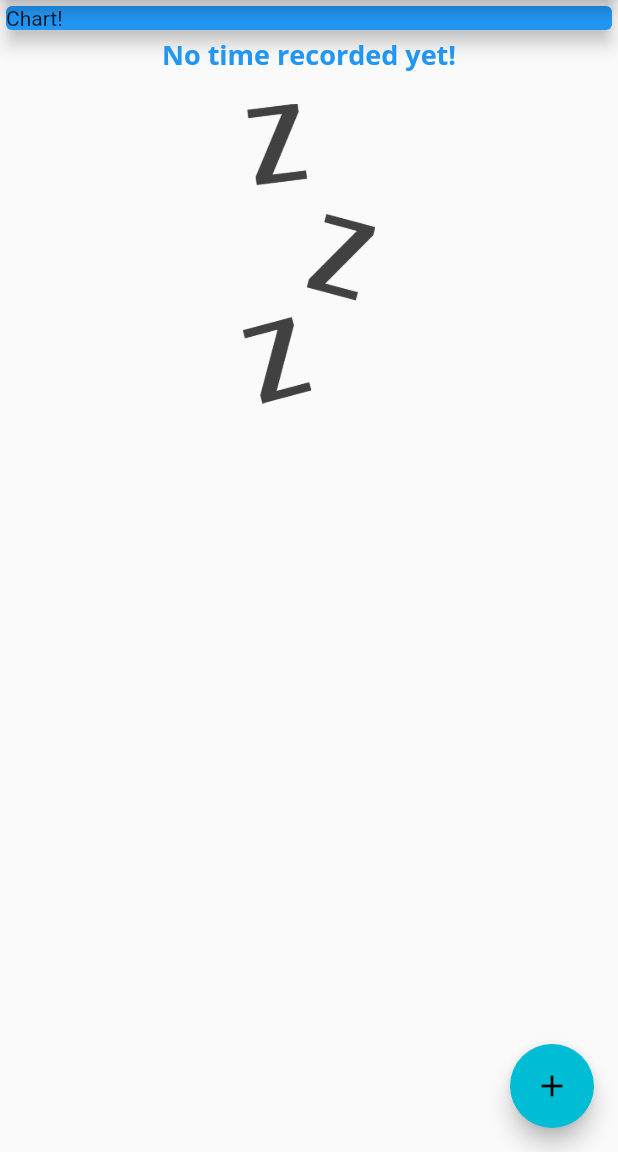
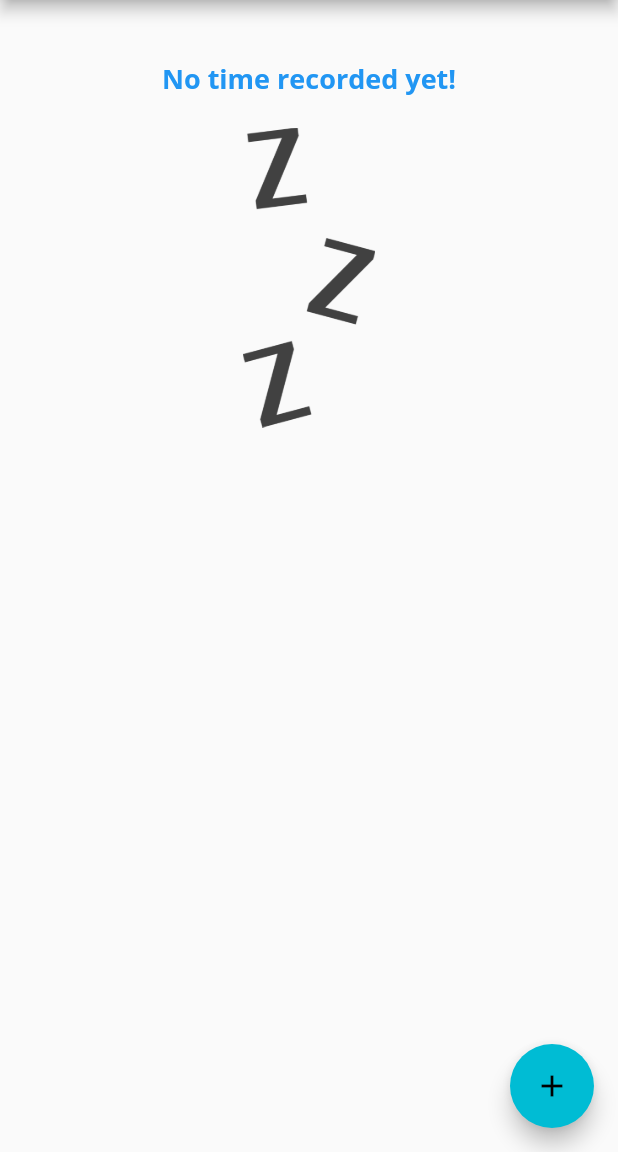
Before and after one commit to Alicja-T/time-master, a Flutter app: the screen it shows after launch, on a phone screen of 412 x 824 dp, the part 84-1236 px from its top. Run offline on Flutter 3.47's test engine with Material 2 defaults, Android fonts, the phone set to English and light mode, and no system bars.

```diff
--- a/lib/main.dart
+++ b/lib/main.dart
@@ -1,7 +1,9 @@
 import 'package:flutter/material.dart';
 import 'widgets/timechunk_list.dart';
 import 'widgets/new_timechunk.dart';
+import 'widgets/chart.dart';
 import 'models/timechunk.dart';
+
 
 void main() => runApp(MyApp());
 
@@ -60,12 +62,27 @@ class _MyHomePageState extends State<MyHomePage> {
     //   category: 'chores'),
   ];
 
+  List<Timechunk> get  _recentTimechunks {
+    return _userTimechunks.where( (tc) {
+      return tc.start.isAfter(DateTime.now().subtract(
+        Duration(days: 7)
+      ));
+    }).toList();
+  }
+
+  List<String> categories = [
+    'chores',
+    'skills',
+    'sleep',
+    'work',
+  ];
+
   void _addNewTimechunk(String tctitle, int tcduration) {
     final newTimechunk = Timechunk(
-      title: tctitle,
+      title: 'placeholder',
       duration : tcduration,
       start: DateTime.now(),
-      category: 'TO_DO',
+      category: tctitle,
       id: tctitle.hashCode
       );
 
@@ -98,15 +115,8 @@ class _MyHomePageState extends State<MyHomePage> {
       ),
       body: SingleChildScrollView(
         child: Column(
-          children: [
-            Container(
-              width: double.infinity,
-              child: Card(
-                color:Colors.blue,
-                child: Text('Chart!'),
-                elevation: 5,
-              ),
-            ),
+          children: <Widget>[
+            Chart(_recentTimechunks, categories),
             TimechunkList(_userTimechunks)
           ],
         ),
--- /dev/null
+++ b/lib/widgets/chart.dart
@@ -0,0 +1,45 @@
+import 'package:flutter/material.dart';
+import '../models/timechunk.dart';
+
+class Chart extends StatelessWidget {
+
+  final List<Timechunk> timechunks;
+  final List<String> categories;
+
+  Chart(this.timechunks, this.categories);
+
+  List<Map<String, Object>> get groupedChunks{
+    return List.generate(categories.length, (index) {
+      final category = categories[index];
+      int durationSum = 0;
+      print("we have " + timechunks.length.toString() + " timechunks");
+      for(var i = 0; i < timechunks.length; i++){
+        if (timechunks[i].category == category) {
+          durationSum+= timechunks[i].duration;
+        }
+      }
+      print('category: ' + category);
+      print('duration: ' + durationSum.toString());
+      return {
+        'category' : category,
+        'duration' : durationSum
+      };
+    });
+  }
+
+
+
+
+  @override
+  Widget build(BuildContext context) {
+    print(groupedChunks);
+    return Card(
+      elevation: 6,
+      margin: EdgeInsets.all(20),
+      child: Row(children: <Widget>[
+
+      ])
+
+    );
+  }
+}
--- a/lib/widgets/new_timechunk.dart
+++ b/lib/widgets/new_timechunk.dart
@@ -31,11 +31,12 @@ class _NewTimechunkState extends State<NewTimechunk> {
     return Card(
             child: Container(
               padding: EdgeInsets.all(10),
+              child: SingleChildScrollView(
                 child: Column(
                  children: <Widget>[
                    TextField(
                      decoration: InputDecoration(
-                     labelText: 'Title'
+                       labelText: 'Category'
                      ),
                      controller: titleController,
                      onSubmitted: (_) => submitData(),
@@ -55,6 +56,7 @@ class _NewTimechunkState extends State<NewTimechunk> {
                  ]
                 ),
               ),
+            ),
           );
   }
 }
--- a/lib/widgets/timechunk_list.dart
+++ b/lib/widgets/timechunk_list.dart
@@ -53,7 +53,7 @@ class TimechunkList  extends StatelessWidget {
                   crossAxisAlignment: CrossAxisAlignment.start,
                   children: <Widget>[
                     Text(
-                      timechunks[index].title,
+                      timechunks[index].category,
                       style: Theme.of(context).textTheme.title,
                     ),
                     Text(
```
Also changed, not shown: lib/widgets/char.dart (deleted, +0 -25 lines), lib/widgets/user_timechunks.dart (deleted, +0 -53 lines). Lines whose indentation alone changed are shown as unchanged.
